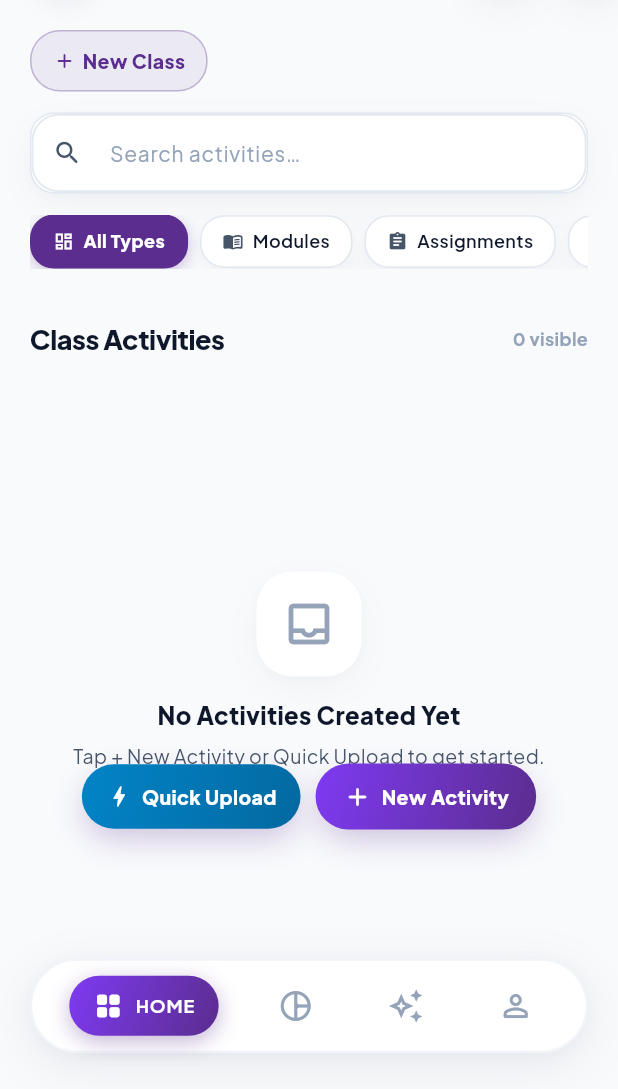
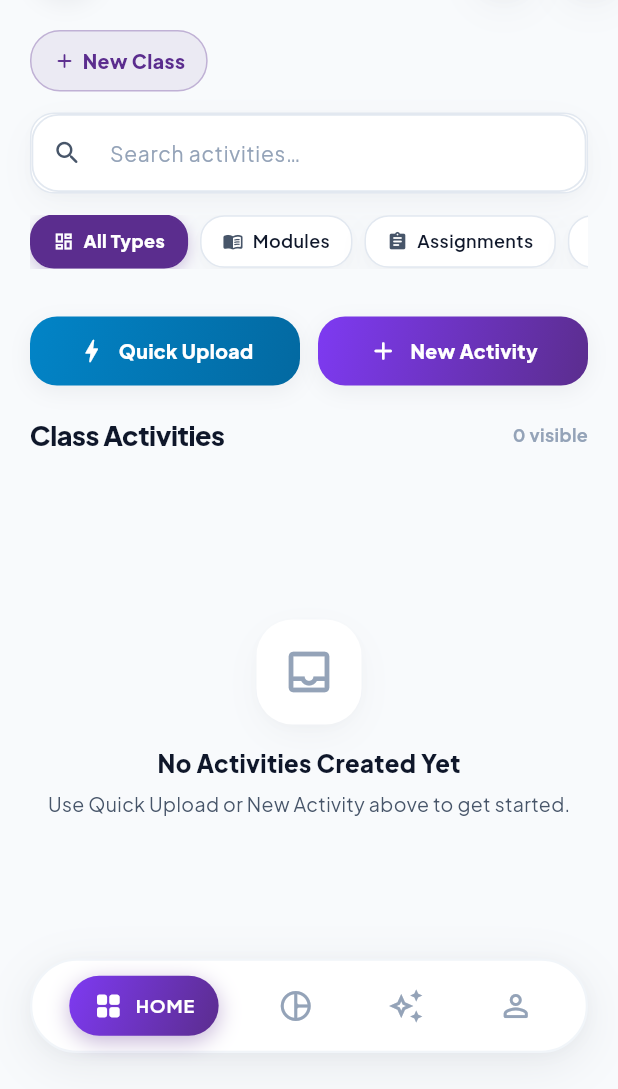
Before and after one commit to Kioian89/edusync, a Flutter app: the TeacherHome screen opened directly, on a phone screen of 412 x 824 dp, the part 147-1236 px from its top. Run offline on Flutter 3.47's test engine with Material 3 defaults, Android fonts, the phone set to English and light mode, and no system bars; our stand-ins replace cloud_firestore, file_picker, firebase_ai, firebase_auth, firebase_core, firebase_messaging and 5 more; missing offline and left inert: mobile_scanner, shorebird_code_push; accounts and stored records are empty.

Commit message:
fix(ui): embed Quick Upload and New Activity buttons directly into page content instead of floating overlay

```diff
--- a/lib/screens/teacher/teacher_home.dart
+++ b/lib/screens/teacher/teacher_home.dart
@@ -109,89 +109,6 @@ class _TeacherHomeState extends State<TeacherHome> {
           ),
         ],
       ),
-      floatingActionButton: _selectedIndex == 0
-          ? Container(
-              margin: const EdgeInsets.only(bottom: 70),
-              child: Row(
-                mainAxisSize: MainAxisSize.min,
-                children: [
-                  // Quick Upload Button (Cyan-blue gradient)
-                  InkWell(
-                    onTap: activeClass == null
-                        ? null
-                        : () {
-                            showModalBottomSheet(
-                              context: context,
-                              isScrollControlled: true,
-                              backgroundColor: Colors.transparent,
-                              builder: (_) => QuickActivitySheet(classGroup: activeClass),
-                            );
-                          },
-                    borderRadius: BorderRadius.circular(22),
-                    child: Container(
-                      padding: const EdgeInsets.symmetric(horizontal: 16, vertical: 12),
-                      decoration: BoxDecoration(
-                        gradient: AppTheme.cyanGradient,
-                        borderRadius: BorderRadius.circular(22),
-                        boxShadow: AppTheme.floatingShadow,
-                      ),
-                      child: const Row(
-                        mainAxisSize: MainAxisSize.min,
-                        children: [
-                          Icon(Icons.bolt_rounded, color: Colors.white, size: 18),
-                          SizedBox(width: 6),
-                          Text(
-                            'Quick Upload',
-                            style: TextStyle(
-                              color: Colors.white,
-                              fontSize: 13,
-                              fontWeight: FontWeight.w800,
-                            ),
-                          ),
-                        ],
-                      ),
-                    ),
-                  ),
-                  const SizedBox(width: 10),
-                  // New Activity Button
-                  InkWell(
-                    onTap: activeClass == null
-                        ? null
-                        : () {
-                            Navigator.of(context).push(MaterialPageRoute(
-                              builder: (_) => ActivityCreateScreen(classGroup: activeClass),
-                            ));
-                          },
-                    borderRadius: BorderRadius.circular(22),
-                    child: Container(
-                      padding: const EdgeInsets.symmetric(horizontal: 18, vertical: 12),
-                      decoration: BoxDecoration(
-                        gradient: AppTheme.primaryGradient,
-                        borderRadius: BorderRadius.circular(22),
-                        boxShadow: AppTheme.floatingShadow,
-                      ),
-                      child: const Row(
-                        mainAxisSize: MainAxisSize.min,
-                        children: [
-                          Icon(Icons.add_rounded, color: Colors.white, size: 20),
-                          SizedBox(width: 6),
-                          Text(
-                            'New Activity',
-                            style: TextStyle(
-                              color: Colors.white,
-                              fontSize: 13,
-                              fontWeight: FontWeight.w800,
-                            ),
-                          ),
-                        ],
-                      ),
-                    ),
-                  ),
-                ],
-              ),
-            )
-          : null,
-      floatingActionButtonLocation: FloatingActionButtonLocation.centerFloat,
     );
   }
 }
@@ -680,6 +597,91 @@ class _TeacherActivitiesViewState extends State<_TeacherActivitiesView> {
                       ],
                     ),
                   ),
+                const SizedBox(height: 18),
+
+                // In-Page Action Buttons Row (Quick Upload & New Activity)
+                Row(
+                  children: [
+                    // Quick Upload Button (Cyan-blue gradient)
+                    Expanded(
+                      child: InkWell(
+                        onTap: selectedClass == null
+                            ? null
+                            : () {
+                                showModalBottomSheet(
+                                  context: context,
+                                  isScrollControlled: true,
+                                  backgroundColor: Colors.transparent,
+                                  builder: (_) =>
+                                      QuickActivitySheet(classGroup: selectedClass),
+                                );
+                              },
+                        borderRadius: BorderRadius.circular(18),
+                        child: Container(
+                          padding: const EdgeInsets.symmetric(vertical: 13),
+                          decoration: BoxDecoration(
+                            gradient: AppTheme.cyanGradient,
+                            borderRadius: BorderRadius.circular(18),
+                            boxShadow: AppTheme.subtlePillShadow,
+                          ),
+                          child: const Row(
+                            mainAxisAlignment: MainAxisAlignment.center,
+                            children: [
+                              Icon(Icons.bolt_rounded, color: Colors.white, size: 20),
+                              SizedBox(width: 8),
+                              Text(
+                                'Quick Upload',
+                                style: TextStyle(
+                                  color: Colors.white,
+                                  fontSize: 13,
+                                  fontWeight: FontWeight.w800,
+                                ),
+                              ),
+                            ],
+                          ),
+                        ),
+                      ),
+                    ),
+                    const SizedBox(width: 12),
+                    // New Activity Button (Primary gradient)
+                    Expanded(
+                      child: InkWell(
+                        onTap: selectedClass == null
+                            ? null
+                            : () {
+                                Navigator.of(context).push(MaterialPageRoute(
+                                  builder: (_) => ActivityCreateScreen(
+                                      classGroup: selectedClass),
+                                ));
+                              },
+                        borderRadius: BorderRadius.circular(18),
+                        child: Container(
+                          padding: const EdgeInsets.symmetric(vertical: 13),
+                          decoration: BoxDecoration(
+                            gradient: AppTheme.primaryGradient,
+                            borderRadius: BorderRadius.circular(18),
+                            boxShadow: AppTheme.subtlePillShadow,
+                          ),
+                          child: const Row(
+                            mainAxisAlignment: MainAxisAlignment.center,
+                            children: [
+                              Icon(Icons.add_rounded, color: Colors.white, size: 20),
+                              SizedBox(width: 8),
+                              Text(
+                                'New Activity',
+                                style: TextStyle(
+                                  color: Colors.white,
+                                  fontSize: 13,
+                                  fontWeight: FontWeight.w800,
+                                ),
+                              ),
+                            ],
+                          ),
+                        ),
+                      ),
+                    ),
+                  ],
+                ),
                 const SizedBox(height: 20),
                 Row(
                   mainAxisAlignment: MainAxisAlignment.spaceBetween,
@@ -733,7 +735,7 @@ class _TeacherActivitiesViewState extends State<_TeacherActivitiesView> {
                   ),
                   const SizedBox(height: 6),
                   const Text(
-                    'Tap + New Activity or Quick Upload to get started.',
+                    'Use Quick Upload or New Activity above to get started.',
                     style: TextStyle(color: AppTheme.textSecondary, fontSize: 13),
                   ),
                 ],
```
